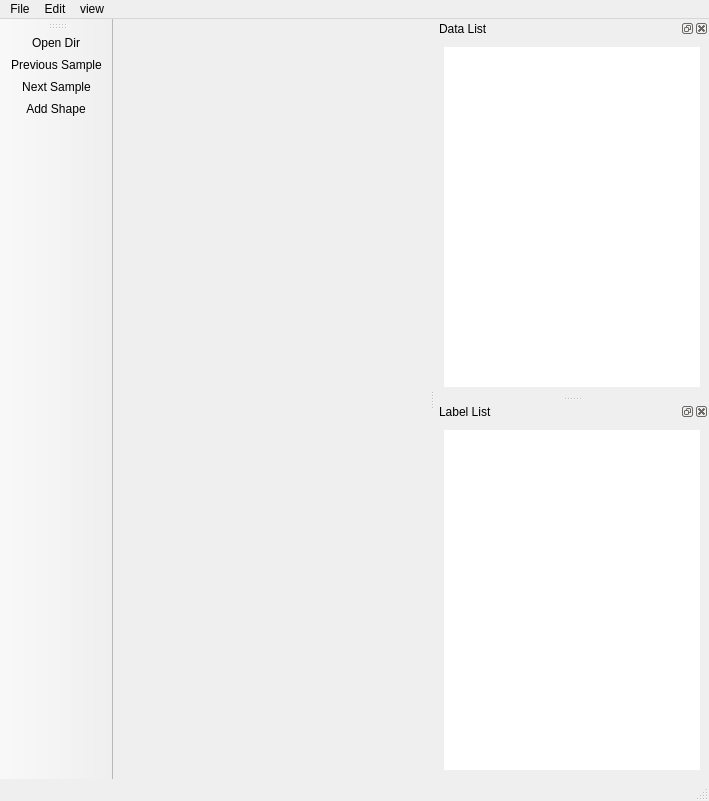
captainfffsama/LabelHomography, file libs/ui/MainWindow.ui: the form before one commit.
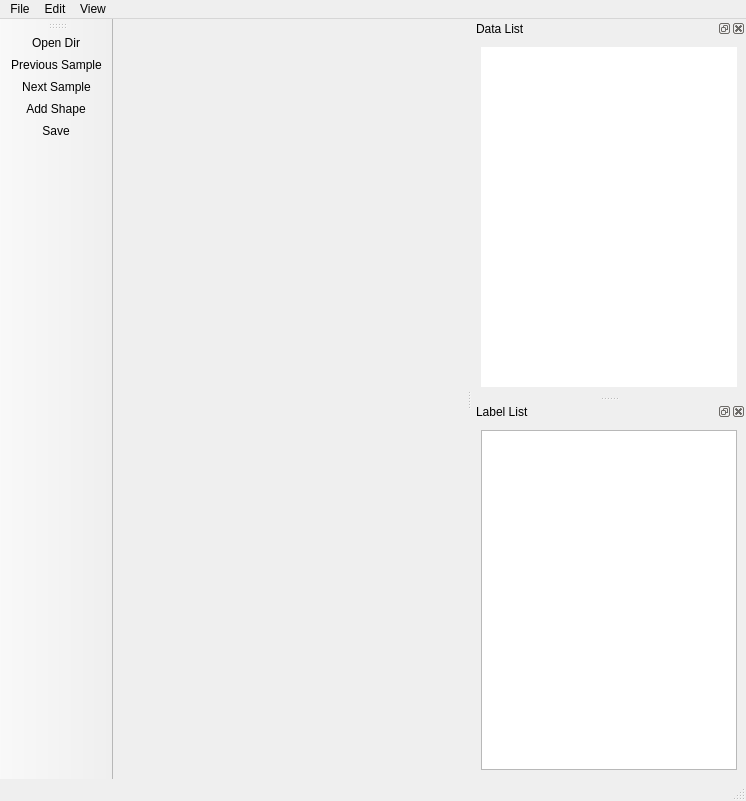
The form after the commit.

What changed in the file:
```diff
--- a/libs/ui/MainWindow.ui
+++ b/libs/ui/MainWindow.ui
@@ -6,7 +6,7 @@
    <rect>
     <x>0</x>
     <y>0</y>
-    <width>709</width>
+    <width>746</width>
     <height>801</height>
    </rect>
   </property>
@@ -32,7 +32,7 @@
     <rect>
      <x>0</x>
      <y>0</y>
-     <width>709</width>
+     <width>746</width>
      <height>23</height>
     </rect>
    </property>
@@ -54,14 +54,14 @@
     </widget>
     <addaction name="menuChange_Shape"/>
    </widget>
-   <widget class="QMenu" name="menuview">
+   <widget class="QMenu" name="menuView">
     <property name="title">
-     <string>view</string>
+     <string>View</string>
     </property>
    </widget>
    <addaction name="menuFile"/>
    <addaction name="menuEdit"/>
-   <addaction name="menuview"/>
+   <addaction name="menuView"/>
   </widget>
   <widget class="QStatusBar" name="statusbar">
    <property name="minimumSize">
@@ -97,14 +97,18 @@
    <addaction name="actionPreviousSample"/>
    <addaction name="actionNextSample"/>
    <addaction name="actionAddShape"/>
+   <addaction name="actionSave"/>
   </widget>
-  <widget class="QDockWidget" name="dockWidget_label">
+  <widget class="QDockWidget" name="dockWidget_file">
    <property name="contextMenuPolicy">
     <enum>Qt::DefaultContextMenu</enum>
    </property>
    <property name="autoFillBackground">
     <bool>true</bool>
    </property>
+   <property name="features">
+    <set>QDockWidget::AllDockWidgetFeatures</set>
+   </property>
    <property name="allowedAreas">
     <set>Qt::RightDockWidgetArea</set>
    </property>
@@ -143,7 +147,10 @@
     </layout>
    </widget>
   </widget>
-  <widget class="QDockWidget" name="dockWidget_file">
+  <widget class="QDockWidget" name="dockWidget_label">
+   <property name="features">
+    <set>QDockWidget::AllDockWidgetFeatures</set>
+   </property>
    <property name="allowedAreas">
     <set>Qt::BottomDockWidgetArea|Qt::RightDockWidgetArea</set>
    </property>
@@ -156,11 +163,7 @@
    <widget class="QWidget" name="dockWidgetContents_4">
     <layout class="QHBoxLayout" name="horizontalLayout_3">
      <item>
-      <widget class="QListWidget" name="listWidget">
-       <property name="frameShape">
-        <enum>QFrame::NoFrame</enum>
-       </property>
-      </widget>
+      <widget class="QListWidget" name="labelListWidget"/>
      </item>
     </layout>
    </widget>
@@ -217,6 +220,22 @@
     <bool>false</bool>
    </property>
   </action>
+  <action name="actionSave">
+   <property name="text">
+    <string>Save</string>
+   </property>
+   <property name="shortcut">
+    <string>Ctrl+S</string>
+   </property>
+  </action>
+  <action name="actionAuto_Save">
+   <property name="checkable">
+    <bool>true</bool>
+   </property>
+   <property name="text">
+    <string>Auto Save</string>
+   </property>
+  </action>
  </widget>
  <resources/>
  <connections/>
```
Left out of the diff: 4 changed lines with no effect on the pictures.
